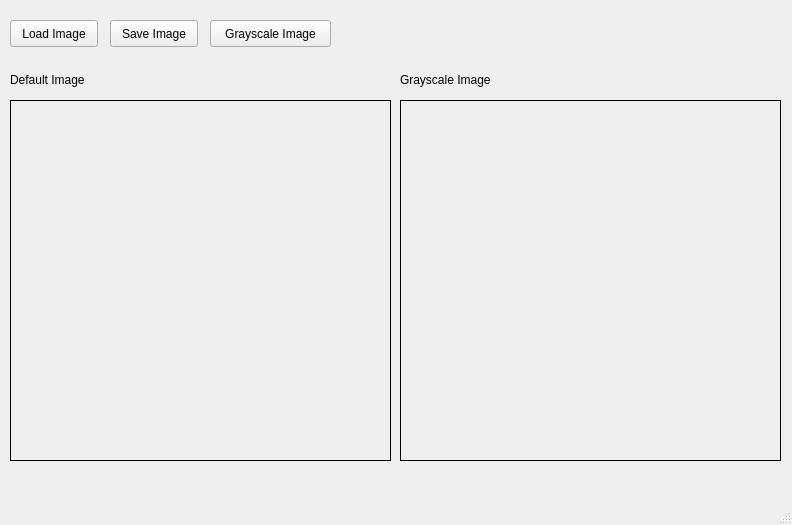
Itsjustrell/Digital-Image-Processing, file Module A1-A8/A3/A3.ui: the form before one commit.
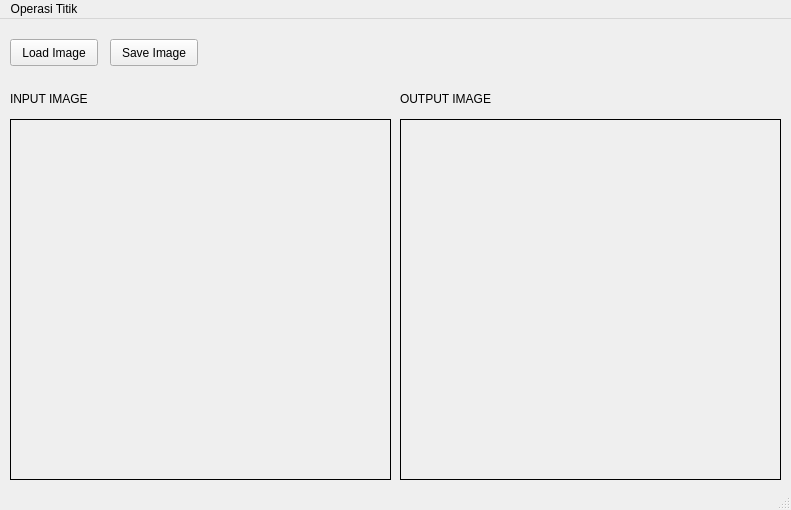
The form after the commit.

Patch:
```diff
--- a/Module A1-A8/A3/A3.ui
+++ b/Module A1-A8/A3/A3.ui
@@ -6,8 +6,8 @@
    <rect>
     <x>0</x>
     <y>0</y>
-    <width>792</width>
-    <height>525</height>
+    <width>791</width>
+    <height>510</height>
    </rect>
   </property>
   <property name="windowTitle">
@@ -72,32 +72,6 @@
      <string/>
     </property>
    </widget>
-   <widget class="QPushButton" name="GrayScaleButton">
-    <property name="geometry">
-     <rect>
-      <x>210</x>
-      <y>20</y>
-      <width>121</width>
-      <height>27</height>
-     </rect>
-    </property>
-    <property name="text">
-     <string>Grayscale Image</string>
-    </property>
-   </widget>
-   <widget class="QLabel" name="label_2">
-    <property name="geometry">
-     <rect>
-      <x>400</x>
-      <y>70</y>
-      <width>111</width>
-      <height>19</height>
-     </rect>
-    </property>
-    <property name="text">
-     <string>Grayscale Image</string>
-    </property>
-   </widget>
    <widget class="QLabel" name="label">
     <property name="geometry">
      <rect>
@@ -108,7 +82,20 @@
      </rect>
     </property>
     <property name="text">
-     <string>Default Image</string>
+     <string>INPUT IMAGE</string>
+    </property>
+   </widget>
+   <widget class="QLabel" name="label_2">
+    <property name="geometry">
+     <rect>
+      <x>400</x>
+      <y>70</y>
+      <width>111</width>
+      <height>19</height>
+     </rect>
+    </property>
+    <property name="text">
+     <string>OUTPUT IMAGE</string>
     </property>
    </widget>
   </widget>
@@ -117,10 +104,17 @@
     <rect>
      <x>0</x>
      <y>0</y>
-     <width>792</width>
+     <width>791</width>
      <height>24</height>
     </rect>
    </property>
+   <widget class="QMenu" name="menuBrightness">
+    <property name="title">
+     <string>Operasi Titik</string>
+    </property>
+    <addaction name="GrayScaleButton"/>
+   </widget>
+   <addaction name="menuBrightness"/>
   </widget>
   <widget class="QStatusBar" name="statusbar"/>
  </widget>
```
Left out of the diff: 54 changed lines with no effect on the pictures.
